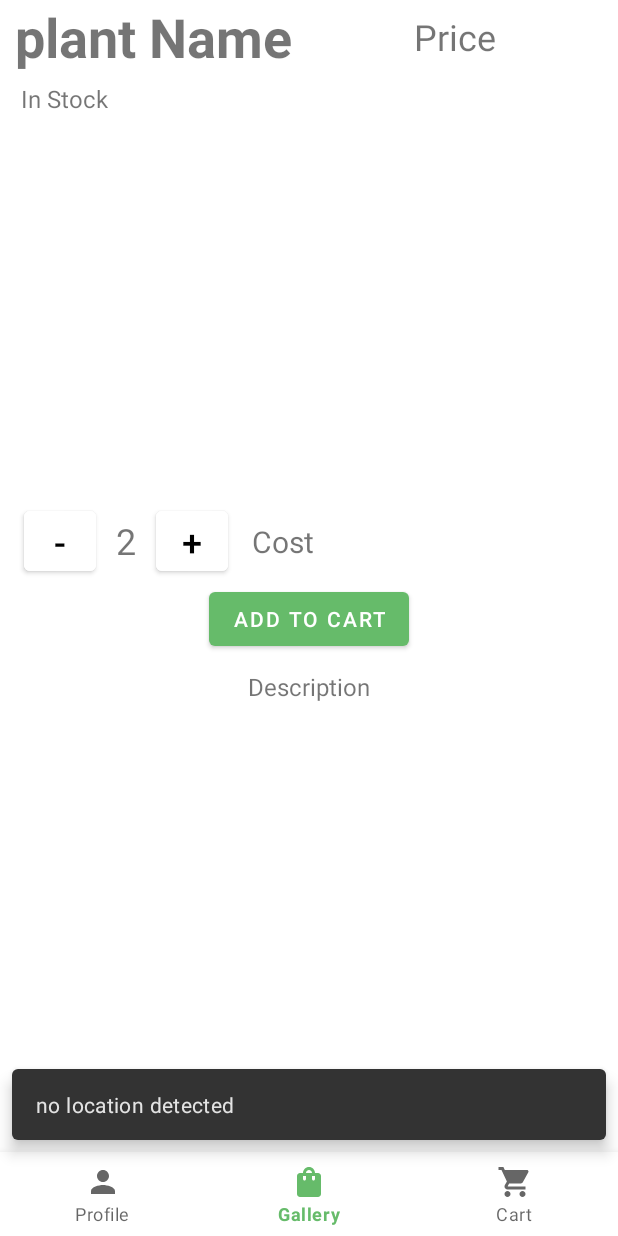
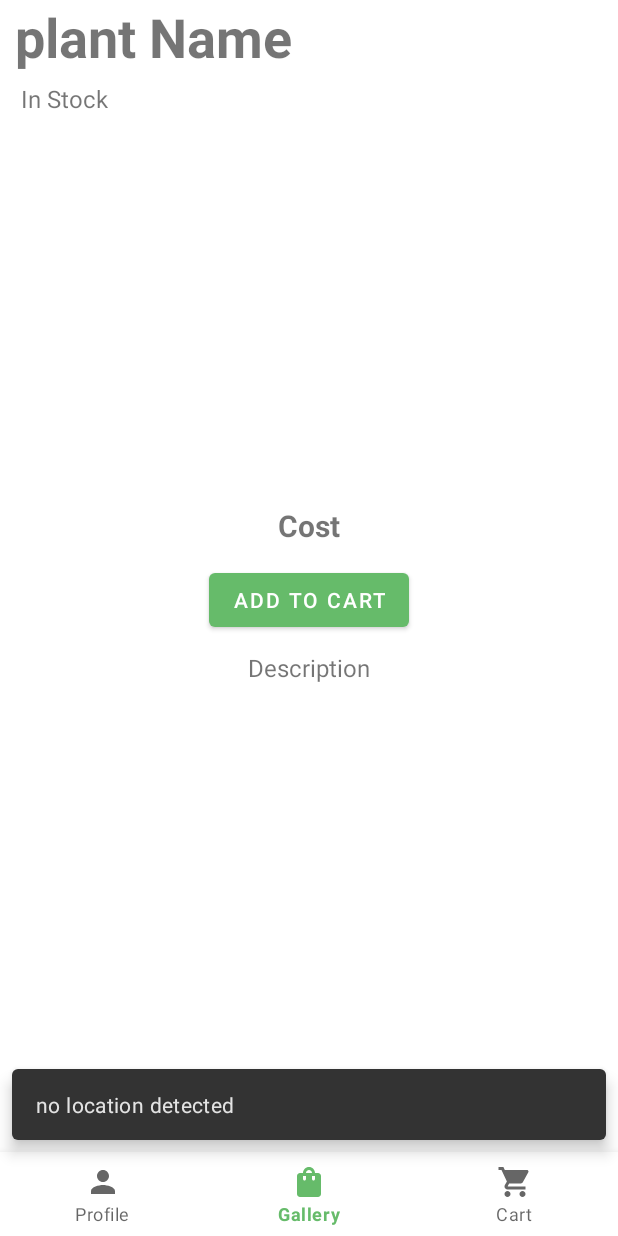
Before and after one commit to Aravindsai24/Nursery, an Android app: the PlantViewFragment screen opened through its navigation route, on a phone screen of 412 x 824 dp. Run offline under Robolectric (Android 15) with nearby library versions, the phone set to English and light mode, and no system bars; our stand-ins replace Firebase (no records; nobody signed in at launch, a user with empty details on screens opened directly), navigation-ui; pictures from the network do not load; 2 statements that could not run were skipped.

Commit message:
added inCart detection to plant view, modified cart view for "out of stock" plants and added empty cart support

```diff
--- a/app/build.gradle
+++ b/app/build.gradle
@@ -40,6 +40,7 @@ android {
 dependencies {
     implementation 'androidx.legacy:legacy-support-v4:1.0.0'
     implementation 'com.google.firebase:firebase-database-ktx:20.0.1'
+    implementation 'com.google.firebase:firebase-auth:21.0.1'
     compile 'com.github.bumptech.glide:glide:3.8.0'
     implementation "org.jetbrains.kotlin:kotlin-stdlib:$kotlin_version"
     implementation 'androidx.core:core-ktx:1.6.0'
--- a/app/src/main/java/com/example/nursery/CartAdapter.kt
+++ b/app/src/main/java/com/example/nursery/CartAdapter.kt
@@ -14,7 +14,8 @@ import com.bumptech.glide.Glide
 import com.google.firebase.firestore.DocumentReference
 import com.google.firebase.firestore.FirebaseFirestore
 
-class CartAdapter(val cartItems: ArrayList<OrderItem>, var context: Context, var db: FirebaseFirestore): RecyclerView.Adapter<CartAdapter.cartViewHolder>() {
+class CartAdapter(val cartItems: ArrayList<OrderItem>,
+                  var context: Context): RecyclerView.Adapter<CartAdapter.cartViewHolder>() {
     class cartViewHolder(view: View): RecyclerView.ViewHolder(view) {
         var pName: TextView = view.findViewById(R.id.ci_plant_name)
         var pImage: ImageView = view.findViewById(R.id.ci_plant_image)
@@ -45,6 +46,9 @@ class CartAdapter(val cartItems: ArrayList<OrderItem>, var context: Context, var
         } else {
             holder.pAvailability.text = "Out Of Stock"
             holder.pAvailability.setTextColor(Color.RED)
+            holder.btn_dec.visibility = View.GONE
+            holder.btn_inc.visibility = View.GONE
+            holder.pQuantity.visibility = View.GONE
         }
         holder.pPrice.text = "Rs." + plant.pPrice
         holder.iCost.text = "Rs." + ((plant.pPrice?.toLong() ?: 0) * orderItem.pQuantity).toString()
--- a/app/src/main/java/com/example/nursery/HomeActivity.kt
+++ b/app/src/main/java/com/example/nursery/HomeActivity.kt
@@ -5,6 +5,7 @@ import android.content.pm.PackageManager
 import android.location.LocationManager
 import android.os.Bundle
 import android.util.Log
+import android.widget.Toast
 import androidx.appcompat.app.AppCompatActivity
 import androidx.appcompat.app.AppCompatDelegate
 import androidx.core.app.ActivityCompat
@@ -13,13 +14,22 @@ import androidx.navigation.ui.AppBarConfiguration
 import androidx.navigation.ui.setupActionBarWithNavController
 import androidx.navigation.ui.setupWithNavController
 import com.example.nursery.databinding.ActivityHomeBinding
+import com.google.android.gms.tasks.Task
 import com.google.android.material.bottomnavigation.BottomNavigationView
+import com.google.firebase.auth.FirebaseAuth
+import com.google.firebase.firestore.DocumentSnapshot
+import com.google.firebase.firestore.FieldValue
+import com.google.firebase.firestore.FirebaseFirestore
 
 class HomeActivity : AppCompatActivity() {
 
     private lateinit var binding: ActivityHomeBinding
     var TAG = HomeActivity::class.java.simpleName
     private var PERMISSION_ID = 52
+    private lateinit var userId: String
+    private lateinit var userName: String
+    private lateinit var auth: FirebaseAuth
+    private lateinit var db: FirebaseFirestore
 
     override fun onCreate(savedInstanceState: Bundle?) {
         super.onCreate(savedInstanceState)
@@ -47,6 +57,29 @@ class HomeActivity : AppCompatActivity() {
         )
         setupActionBarWithNavController(navController, appBarConfiguration)
         navView.setupWithNavController(navController)
+        auth = FirebaseAuth.getInstance()
+        userId = auth.currentUser?.uid.toString()
+        userName = auth.currentUser?.displayName.toString()
+        db = FirebaseFirestore.getInstance()
+        val userRef = db.collection("users").document(userId)
+        val snapshot: Task<DocumentSnapshot> = userRef.get()
+        snapshot.addOnSuccessListener {
+            if(!it.exists()) {
+                val data = hashMapOf(
+                    "name" to auth.currentUser?.displayName.toString(),
+                    "email" to auth.currentUser?.email.toString()
+                )
+                userRef.set(data)
+                    .addOnSuccessListener {
+                        Log.d("firebase user details", "DocumentSnapshot successfully added!")
+                    }
+                    .addOnFailureListener { e ->
+                        Log.w("firebase user details", "Error adding documents: ", e)
+                    }
+            }
+        }
+
+
 
     }
 
--- a/app/src/main/java/com/example/nursery/PlantViewFragment.kt
+++ b/app/src/main/java/com/example/nursery/PlantViewFragment.kt
@@ -12,7 +12,13 @@ import android.widget.Button
 import android.widget.ImageView
 import android.widget.TextView
 import android.widget.Toast
+import androidx.navigation.NavController
+import androidx.navigation.fragment.findNavController
 import com.bumptech.glide.Glide
+import com.google.android.gms.tasks.Task
+import com.google.firebase.auth.FirebaseAuth
+import com.google.firebase.firestore.DocumentSnapshot
+import com.google.firebase.firestore.FieldValue
 import com.google.firebase.firestore.FirebaseFirestore
 
 class PlantViewFragment : Fragment() {
@@ -20,13 +26,12 @@ class PlantViewFragment : Fragment() {
     companion object {
         fun newInstance() = PlantViewFragment()
     }
-
+    lateinit var navController: NavController
     private lateinit var db: FirebaseFirestore
     private lateinit var viewModel: PlantViewViewModel
-    private var pPrice: Long = 0
-    private var pQuantity:Long = 1;
     private lateinit var plant: Plant
     private lateinit var pId: String
+    private lateinit var userId: String
 
     override fun onCreateView(
         inflater: LayoutInflater, container: ViewGroup?,
@@ -38,17 +43,41 @@ class PlantViewFragment : Fragment() {
     override fun onViewCreated(view: View, savedInstanceState: Bundle?) {
         super.onViewCreated(view, savedInstanceState)
         db = FirebaseFirestore.getInstance()
+        userId = FirebaseAuth.getInstance().currentUser?.uid.toString()
         pId = arguments?.getString("pId").toString()
+        navController = findNavController()
         val pName = view.findViewById<TextView>(R.id.pv_name)
         val pAvailability = view.findViewById<TextView>(R.id.pv_availability)
         val pPrice_tv = view.findViewById<TextView>(R.id.pv_price)
         val pImage = view.findViewById<ImageView>(R.id.pv_image)
-        val btn_qn_dec = view.findViewById<Button>(R.id.pv_quantity_decrease)
-        val btn_qn_inc = view.findViewById<Button>(R.id.pv_quantity_increase)
-        val pQuantity_tv = view.findViewById<TextView>(R.id.pv_quantity)
-        val total_cost = view.findViewById<TextView>(R.id.pv_total_cost)
         val btn_add_to_cart = view.findViewById<Button>(R.id.btn_add_to_cart)
         val pDesc = view.findViewById<TextView>(R.id.pv_desc)
+        val userRef = db.collection("users").document(userId)
+        val cartRef = userRef.collection("cart")
+        val plantRef = cartRef.document(pId)
+        val snapshot: Task<DocumentSnapshot> = plantRef.get()
+        snapshot.addOnSuccessListener {
+            if(!it.exists()) {
+                btn_add_to_cart.text = "ADD TO CART"
+                btn_add_to_cart.setOnClickListener {
+                    val data = hashMapOf(
+                        "pId" to pId,
+                        "pQuantity" to 1
+                    )
+                    plantRef.set(data)
+                        .addOnSuccessListener {
+                            Toast.makeText(context,"added to cart",Toast.LENGTH_SHORT).show()
+                            addGoToCart(btn_add_to_cart)
+                            Log.d("firebase add to cart", "DocumentSnapshot successfully added!")
+                        }
+                        .addOnFailureListener { e ->
+                            Log.w("firebase add to cart", "Error adding documents: ", e)
+                        }
+                }
+            } else {
+                addGoToCart(btn_add_to_cart)
+            }
+        }
         if (pId != null) {
             db.collection("plantscollection").document(pId)
                 .get()
@@ -65,10 +94,7 @@ class PlantViewFragment : Fragment() {
                                 pAvailability.setTextColor(Color.RED)
                             }
                             Glide.with(activity?.applicationContext).load(plant.pImg).into(pImage)
-                            pPrice = plant.pPrice?.toLong() ?: 0
-                            pPrice_tv.text = "Rs." + pPrice.toString()
-                            pQuantity_tv.text = pQuantity.toString()
-                            total_cost.text = "Total: Rs." + (pQuantity * pPrice).toString()
+                            pPrice_tv.text = "Rs." + plant.pPrice
                             pDesc.text = plant.pDesc
                         }
                         Log.d("plant view firebase", "documents loaded succesfully")
@@ -78,35 +104,16 @@ class PlantViewFragment : Fragment() {
                     Log.w("plant view firebase", "Error getting documents: ", e)
                 }
         }
-        btn_qn_dec.setOnClickListener {
-            if(pQuantity>1) {
-                pQuantity = pQuantity - 1
-                pQuantity_tv.text= pQuantity.toString()
-                total_cost.text = "Total: Rs." + (pQuantity * pPrice).toString()
-            }
-        }
-        btn_qn_inc.setOnClickListener {
-            pQuantity = pQuantity + 1
-            pQuantity_tv.text= pQuantity.toString()
-            total_cost.text = "Total: Rs." + (pQuantity * pPrice).toString()
-        }
-        btn_add_to_cart.setOnClickListener {
-            val data = hashMapOf(
-                "pId" to pId,
-                "pQuantity" to pQuantity
-            )
-            db.collection("cart")
-                .add(data)
-                .addOnSuccessListener {
-                    Toast.makeText(context,"added to cart",Toast.LENGTH_SHORT).show()
-                    Log.d("firebase add to cart", "DocumentSnapshot successfully added!")
-                }
-                .addOnFailureListener { e ->
-                    Log.w("firebase add to cart", "Error adding documents: ", e)
-                }
-        }
 
     }
+
+    private fun addGoToCart(btnAddToCart: Button) {
+        btnAddToCart.text = "GO TO CART"
+        btnAddToCart.setOnClickListener{
+            navController.navigate(R.id.nav_cart)
+        }
+    }
+
     override fun onActivityCreated(savedInstanceState: Bundle?) {
         super.onActivityCreated(savedInstanceState)
         viewModel = ViewModelProvider(this).get(PlantViewViewModel::class.java)
--- a/app/src/main/res/layout/plant_view_fragment.xml
+++ b/app/src/main/res/layout/plant_view_fragment.xml
@@ -6,45 +6,6 @@
     android:layout_width="match_parent"
     android:layout_height="match_parent"
     tools:context=".PlantViewFragment">
-
-    <Button
-        android:id="@+id/pv_quantity_increase"
-        android:layout_width="48dp"
-        android:layout_height="40dp"
-        android:backgroundTint="@color/white"
-        android:insetTop="0dp"
-        android:insetBottom="0dp"
-        android:text="+"
-        android:textColor="@color/black"
-        android:textSize="24sp"
-        app:iconPadding="0dp"
-        app:layout_constraintStart_toEndOf="@+id/pv_quantity"
-        app:layout_constraintTop_toTopOf="@+id/pv_quantity" />
-
-    <Button
-        android:id="@+id/pv_quantity_decrease"
-        android:layout_width="48dp"
-        android:layout_height="40dp"
-        android:layout_marginStart="16dp"
-        android:backgroundTint="@color/white"
-        android:insetTop="0dp"
-        android:insetBottom="0dp"
-        android:text="-"
-        android:textColor="@color/black"
-        android:textSize="24sp"
-        app:layout_constraintStart_toStartOf="parent"
-        app:layout_constraintTop_toTopOf="@+id/pv_quantity" />
-
-    <TextView
-        android:id="@+id/pv_quantity"
-        android:layout_width="40dp"
-        android:layout_height="40dp"
-        android:layout_marginTop="16dp"
-        android:gravity="center"
-        android:text="2"
-        android:textSize="24sp"
-        app:layout_constraintStart_toEndOf="@+id/pv_quantity_decrease"
-        app:layout_constraintTop_toBottomOf="@+id/pv_image" />
 
     <TextView
         android:id="@+id/pv_name"
@@ -83,33 +44,24 @@
         android:id="@+id/pv_price"
         android:layout_width="wrap_content"
         android:layout_height="wrap_content"
-        android:text="Price"
-        android:textSize="24sp"
-        app:layout_constraintBottom_toBottomOf="@+id/pv_name"
-        app:layout_constraintEnd_toEndOf="parent"
-        app:layout_constraintStart_toEndOf="@+id/pv_name"
-        app:layout_constraintTop_toTopOf="@+id/pv_name" />
-
-    <TextView
-        android:id="@+id/pv_total_cost"
-        android:layout_width="wrap_content"
-        android:layout_height="wrap_content"
-        android:layout_marginStart="16dp"
+        android:layout_marginTop="12dp"
         android:text="Cost"
         android:textSize="20sp"
-        app:layout_constraintBottom_toBottomOf="@+id/pv_quantity_increase"
-        app:layout_constraintStart_toEndOf="@+id/pv_quantity_increase"
-        app:layout_constraintTop_toTopOf="@+id/pv_quantity_increase" />
+        android:textStyle="bold"
+        app:layout_constraintEnd_toEndOf="parent"
+        app:layout_constraintHorizontal_bias="0.5"
+        app:layout_constraintStart_toStartOf="parent"
+        app:layout_constraintTop_toBottomOf="@+id/pv_image" />
 
     <Button
         android:id="@+id/btn_add_to_cart"
         android:layout_width="wrap_content"
         android:layout_height="wrap_content"
-        android:layout_marginTop="8dp"
-        android:text="Add To Cart"
+        android:layout_marginTop="12dp"
+        android:text="loading.."
         app:layout_constraintEnd_toEndOf="parent"
         app:layout_constraintStart_toStartOf="parent"
-        app:layout_constraintTop_toBottomOf="@+id/pv_quantity" />
+        app:layout_constraintTop_toBottomOf="@+id/pv_price" />
 
     <TextView
         android:id="@+id/pv_desc"
```
Also changed, not shown: app/src/main/java/com/example/nursery/RvEmptySupport.kt (added, +37 -0 lines), app/src/main/java/com/example/nursery/ui/notifications/NotificationsFragment.kt (+11 -4 lines), app/src/main/res/layout/fragment_notifications.xml (+12 -0 lines).
